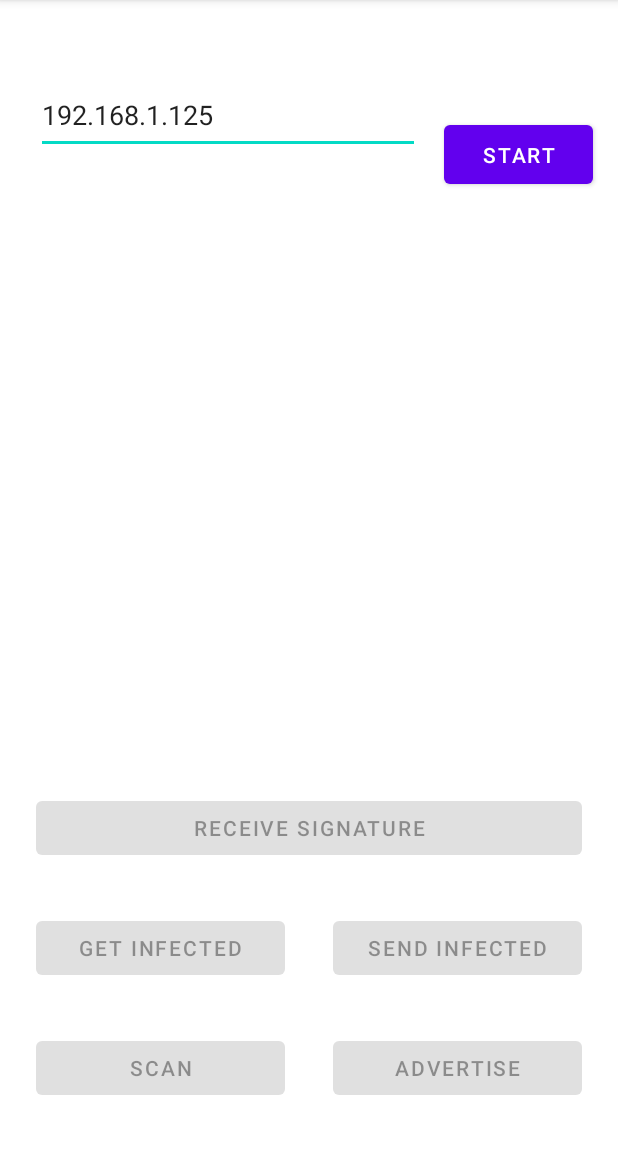
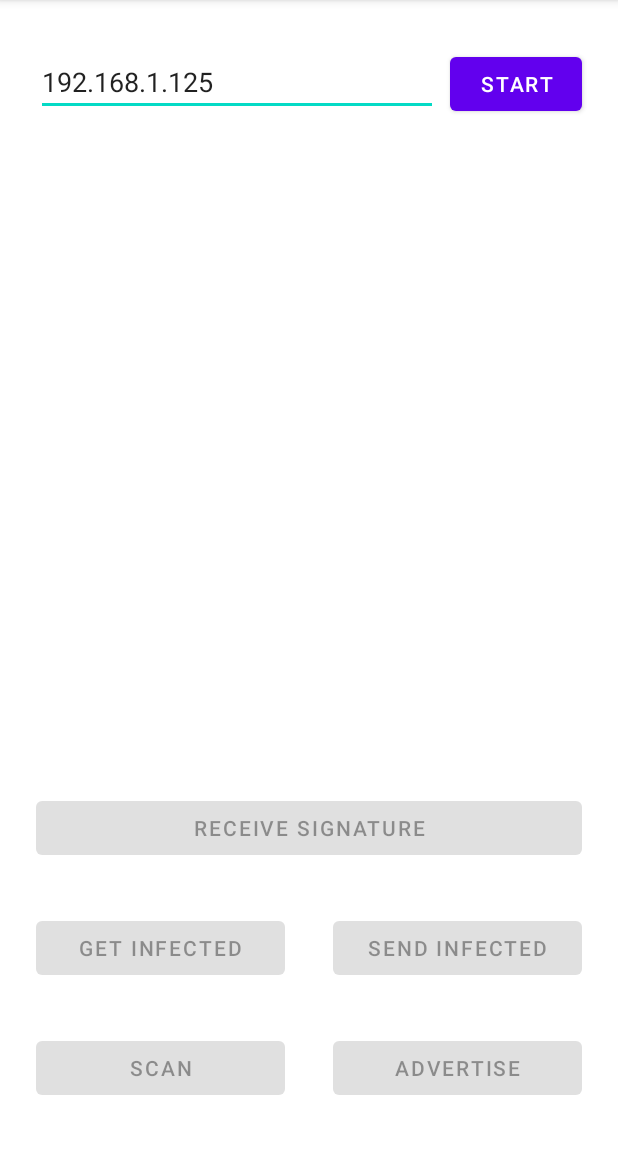
Before and after one commit to duarte-santos/sirs, an Android app: the screen it shows after launch (MainActivity), on a phone screen of 412 x 824 dp, the part 84-1236 px from its top. Run offline under Robolectric (Android 15) with nearby library versions, the light colour scheme and no system bars.

```diff
--- a/android/app/src/main/java/pt/tecnico/contacttracing/MainActivity.java
+++ b/android/app/src/main/java/pt/tecnico/contacttracing/MainActivity.java
@@ -24,6 +24,8 @@ import androidx.appcompat.app.AlertDialog;
 import androidx.appcompat.app.AppCompatActivity;
 import androidx.core.app.ActivityCompat;
 import androidx.core.content.ContextCompat;
+
+import com.google.android.material.textfield.TextInputEditText;
 
 import org.json.JSONArray;
 import org.json.JSONException;
@@ -92,7 +94,7 @@ public class MainActivity extends AppCompatActivity implements View.OnClickListe
     private Button _GetInfectedButton;
     private Button _SendInfectedButton;
     private Button _StartButton;
-    private Text _IpText;
+    private TextInputEditText _IpText;
     private TextView resultText;
 
     @Override
@@ -107,7 +109,7 @@ public class MainActivity extends AppCompatActivity implements View.OnClickListe
         _GetInfectedButton = (Button) findViewById(R.id.getinfected_btn);
         _SendInfectedButton = (Button) findViewById(R.id.sendinfected_btn);
         _StartButton = (Button) findViewById(R.id.start_btn);
-        _IpText = (Text) findViewById(R.id.ipText);
+        _IpText = (TextInputEditText) findViewById(R.id.ipText);
 
 
         _ScanButton.setOnClickListener(this);
@@ -123,8 +125,7 @@ public class MainActivity extends AppCompatActivity implements View.OnClickListe
 
     }
 
-    public void start(){
-
+    public void start(View view) {
         _AdvertiseButton.setEnabled(true);
         _ScanButton.setEnabled(true);
         _GetInfectedButton.setEnabled(true);
@@ -132,8 +133,8 @@ public class MainActivity extends AppCompatActivity implements View.OnClickListe
         _SignatureButton.setEnabled(true);
         _StartButton.setEnabled(false);
 
-        SERVER_URL = "https://" + _IpText.getWholeText() + ":8888/";
-        HEALTH_URL = "https://" + _IpText.getWholeText() + ":9999/";
+        SERVER_URL = "https://" + _IpText.toString() + ":8888/";
+        HEALTH_URL = "https://" + _IpText.toString() + ":9999/";
 
         //if (savedInstanceState == null) {
         BluetoothAdapter btAdapter = BluetoothAdapter.getDefaultAdapter();
--- a/android/app/src/main/res/layout/activity_main.xml
+++ b/android/app/src/main/res/layout/activity_main.xml
@@ -90,50 +90,39 @@
 
     <TextView
         android:id="@+id/result_text"
-        android:layout_width="366dp"
-        android:layout_height="313dp"
+        android:layout_width="0dp"
+        android:layout_height="0dp"
         android:layout_marginStart="24dp"
         android:layout_marginTop="32dp"
         android:layout_marginEnd="24dp"
         android:layout_marginBottom="32dp"
         app:layout_constraintBottom_toTopOf="@+id/signature_btn"
         app:layout_constraintEnd_toEndOf="parent"
-        app:layout_constraintHorizontal_bias="1.0"
         app:layout_constraintStart_toStartOf="parent"
-        app:layout_constraintTop_toTopOf="parent"
-        app:layout_constraintVertical_bias="1.0" />
+        app:layout_constraintTop_toBottomOf="@+id/ipText" />
 
     <com.google.android.material.textfield.TextInputEditText
         android:id="@+id/ipText"
-        android:layout_width="256dp"
-        android:layout_height="51dp"
-        android:layout_marginStart="8dp"
+        android:layout_width="0dp"
+        android:layout_height="wrap_content"
+        android:layout_marginStart="24dp"
         android:layout_marginTop="32dp"
         android:layout_marginEnd="8dp"
-        android:layout_marginBottom="32dp"
         android:hint="Server Ip"
         android:text="192.168.1.125"
-        app:layout_constraintBottom_toTopOf="@+id/result_text"
-        app:layout_constraintEnd_toEndOf="parent"
-        app:layout_constraintHorizontal_bias="0.115"
+        app:layout_constraintEnd_toStartOf="@+id/start_btn"
         app:layout_constraintStart_toStartOf="parent"
-        app:layout_constraintTop_toTopOf="parent"
-        app:layout_constraintVertical_bias="0.29" />
+        app:layout_constraintTop_toTopOf="parent" />
 
     <Button
         android:id="@+id/start_btn"
-        android:layout_width="99dp"
-        android:layout_height="51dp"
-        android:layout_marginStart="16dp"
+        android:layout_width="0dp"
+        android:layout_height="wrap_content"
         android:layout_marginTop="32dp"
-        android:layout_marginEnd="16dp"
-        android:layout_marginBottom="54dp"
+        android:layout_marginEnd="24dp"
+        android:onClick="start"
         android:text="Start"
-        app:layout_constraintBottom_toTopOf="@+id/result_text"
         app:layout_constraintEnd_toEndOf="parent"
-        app:layout_constraintHorizontal_bias="0.0"
-        app:layout_constraintStart_toEndOf="@+id/ipText"
-        app:layout_constraintTop_toTopOf="parent"
-        app:layout_constraintVertical_bias="1.0" />
+        app:layout_constraintTop_toTopOf="parent" />
 
 </androidx.constraintlayout.widget.ConstraintLayout>
```
